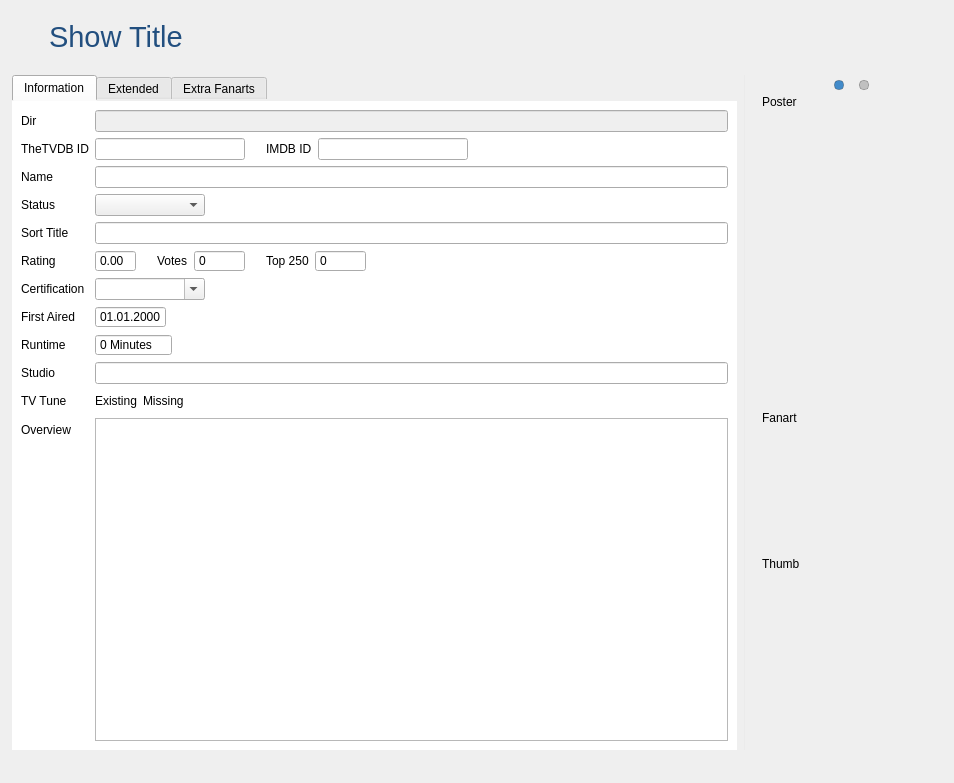
Above: tvShows/TvShowWidgetTvShow.ui from Komet/MediaElch before the change. Below: the same form after it.
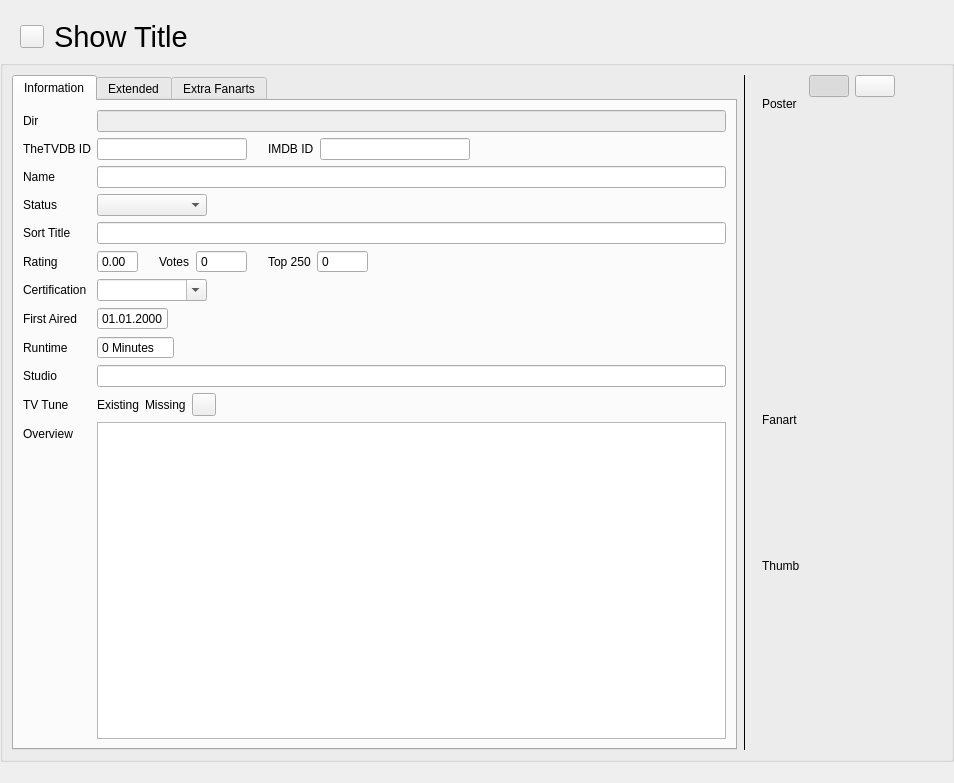
That is the form after the change. Icons and pictures are not drawn. Custom widgets are drawn as their Qt base class.

Patch:
```diff
--- a/tvShows/TvShowWidgetTvShow.ui
+++ b/tvShows/TvShowWidgetTvShow.ui
@@ -13,16 +13,6 @@
   <property name="windowTitle">
    <string>Form</string>
   </property>
-  <property name="styleSheet">
-   <string notr="true">#tabWidget {
-	border: 0;
-}
-
-#tab, #tab_2, #tab1 {
-	background-color: #ffffff;
-}
-</string>
-  </property>
   <layout class="QVBoxLayout" name="verticalLayout" stretch="0,1">
    <property name="leftMargin">
     <number>0</number>
@@ -62,9 +52,6 @@
        <property name="toolTip">
         <string>TV Show has changed. Click to revert changes.</string>
        </property>
-       <property name="styleSheet">
-        <string notr="true">border: none;</string>
-       </property>
        <property name="text">
         <string/>
        </property>
@@ -82,10 +69,6 @@
          <pointsize>22</pointsize>
         </font>
        </property>
-       <property name="styleSheet">
-        <string notr="true">color: #224f7f;
-</string>
-       </property>
        <property name="text">
         <string>Show Title</string>
        </property>
@@ -98,13 +81,6 @@
    </item>
    <item>
     <widget class="QGroupBox" name="groupBox_3">
-     <property name="styleSheet">
-      <string notr="true">QGroupBox {
-	border-radius: 0;
-	background-color: transparent;
-}
-</string>
-     </property>
      <property name="title">
       <string/>
      </property>
@@ -352,11 +328,6 @@
                 <property name="toolTip">
                  <string>Download Theme</string>
                 </property>
-                <property name="styleSheet">
-                 <string notr="true">QToolButton {
-	border: 0;
-}</string>
-                </property>
                 <property name="text">
                  <string/>
                 </property>
@@ -743,9 +714,6 @@
       </item>
       <item>
        <widget class="Line" name="line">
-        <property name="styleSheet">
-         <string notr="true">color: #ebebeb;</string>
-        </property>
         <property name="frameShadow">
          <enum>QFrame::Plain</enum>
         </property>
@@ -804,25 +772,6 @@
              <property name="cursor">
               <cursorShape>PointingHandCursor</cursorShape>
              </property>
-             <property name="styleSheet">
-              <string notr="true">QPushButton {
-	border: 1px solid rgba(0, 0, 0, 50);
-	border-radius: 4px;
-	padding: 0;
-	margin: 4px;
-	width: 8px;
-	height: 8px;
-	background-color: rgba(0, 0, 0, 50);
-}
-
-QPushButton::checked {
-	background-color: #428BCA;
-}
-
-QPushButton::hover {
-	border: 1px solid rgba(0, 0, 0, 80);
-}</string>
-             </property>
              <property name="text">
               <string/>
              </property>
@@ -839,25 +788,6 @@
              <property name="cursor">
               <cursorShape>PointingHandCursor</cursorShape>
              </property>
-             <property name="styleSheet">
-              <string notr="true">QPushButton {
-	border: 1px solid rgba(0, 0, 0, 50);
-	border-radius: 4px;
-	padding: 0;
-	margin: 5px;
-	width: 8px;
-	height: 8px;
-	background-color: rgba(0, 0, 0, 50);
-}
-
-QPushButton::checked {
-	background-color: #428BCA;
-}
-
-QPushButton::hover {
-	border: 1px solid rgba(0, 0, 0, 70);
-}</string>
-             </property>
              <property name="text">
               <string/>
              </property>
```
